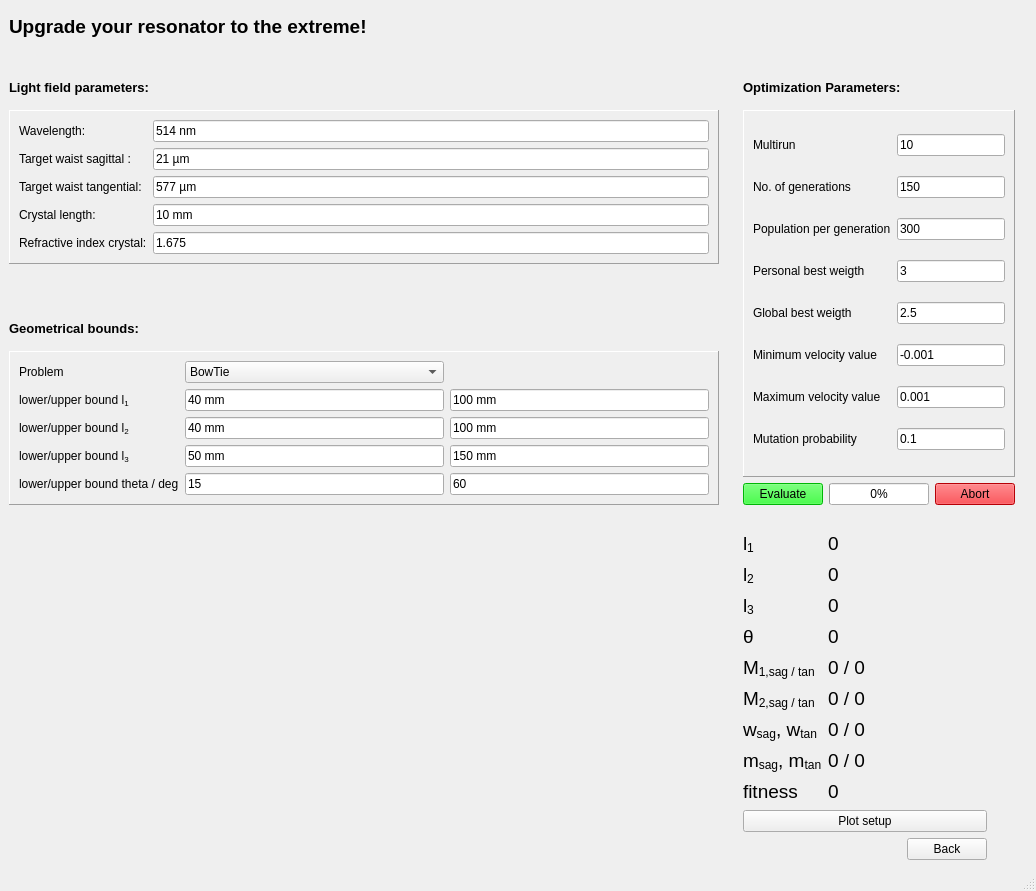
Old version of the form assets/resonator_window.ui in the repository NiceLaserGuy/GRay-CAD-2.
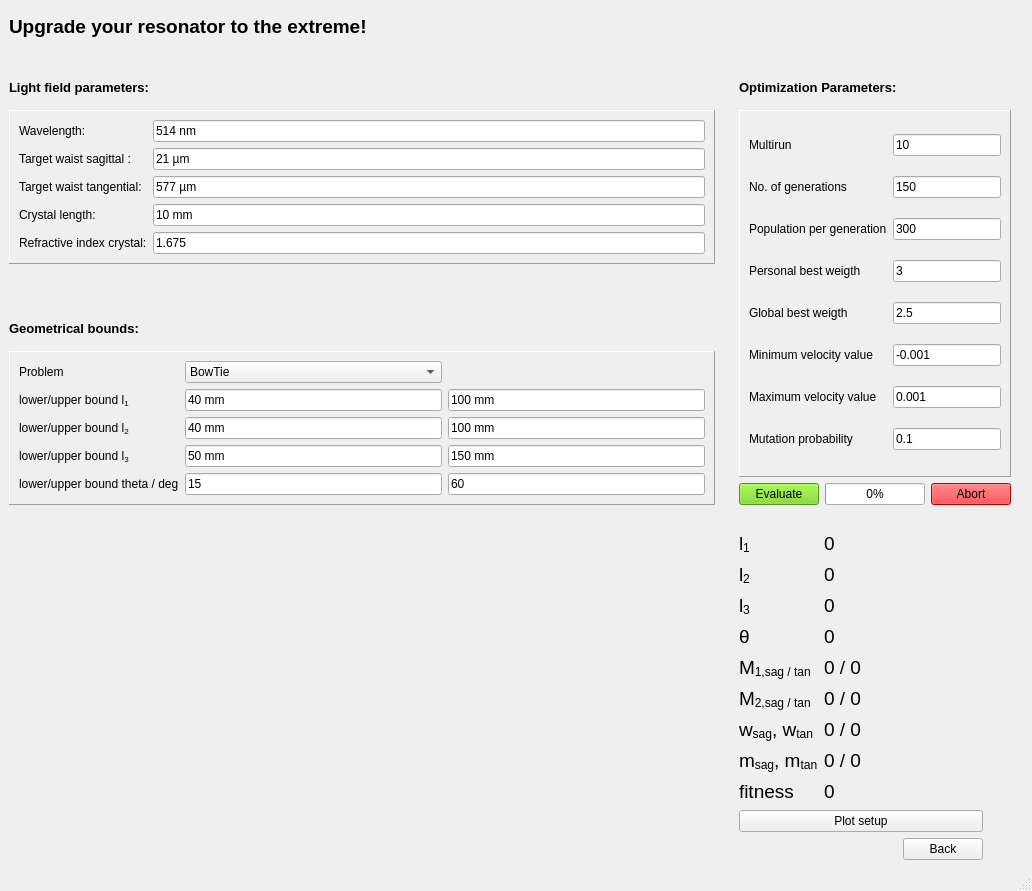
New version of the form. Icons and pictures are not drawn.

What changed in the file:
```diff
--- a/assets/resonator_window.ui
+++ b/assets/resonator_window.ui
@@ -6,7 +6,7 @@
    <rect>
     <x>0</x>
     <y>0</y>
-    <width>1036</width>
+    <width>1032</width>
     <height>891</height>
    </rect>
   </property>
@@ -744,7 +744,7 @@
       <item>
        <widget class="QPushButton" name="button_evaluate_resonator">
         <property name="styleSheet">
-         <string notr="true">background-color: rgb(0, 255, 8);</string>
+         <string notr="true">background-color: rgb(115, 210, 22);</string>
         </property>
         <property name="text">
          <string>Evaluate</string>
```
